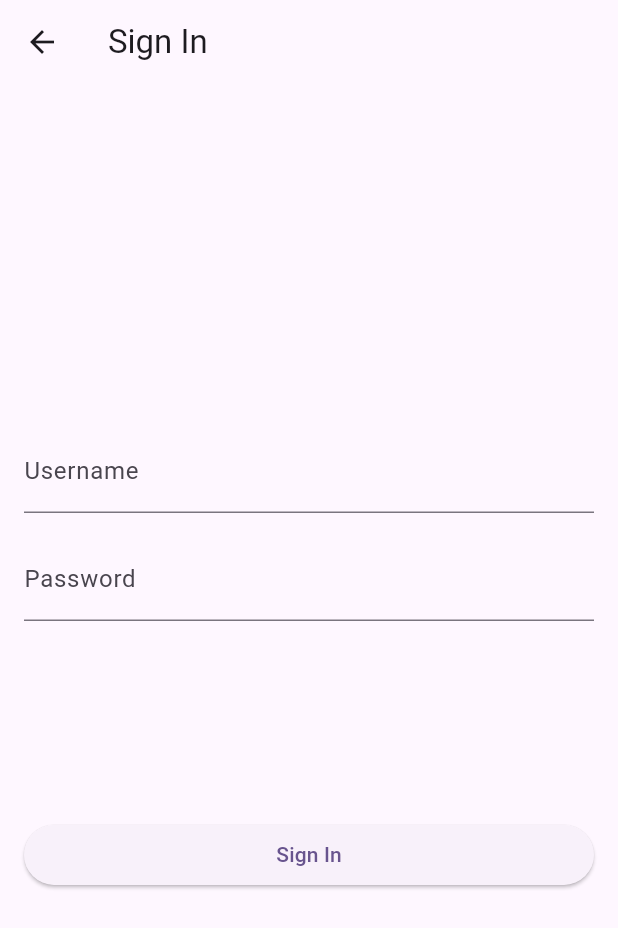
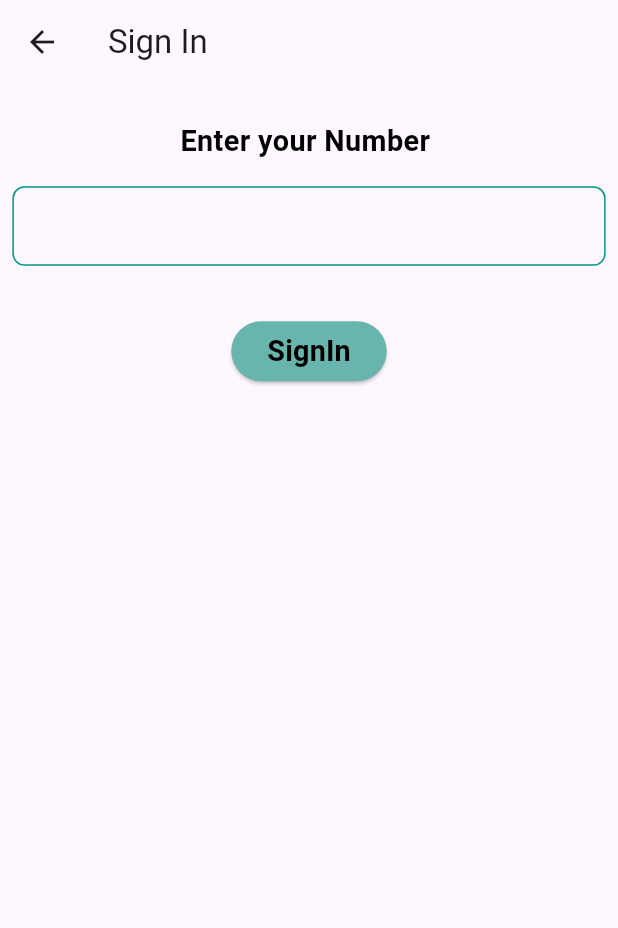
Before and after one commit to Alqdees/Captin_app, a Flutter app: the SignInScreen screen opened by its route, on a phone screen of 412 x 824 dp. Shown: the top 928 px of the screen. Run offline on Flutter 3.47's test engine with Material 2 defaults, Android fonts, the phone set to English and light mode, and no system bars; our stand-ins replace connectivity_plus, firebase_auth, firebase_core, firebase_database, firebase_messaging, shared_preferences and 1 more; accounts and stored records are empty.

Commit message:
start send sms to your number

```diff
--- a/lib/l10n/intl_en.arb
+++ b/lib/l10n/intl_en.arb
@@ -1,7 +1,11 @@
 {
     "name": "name :",
     "date": "date :",
-    "detail_screen" : "Detail Screen",
-    "confirm" : "Confirm",
-    "descriptionOTP" : "Enter the OTP sent to your phone number"
+    "detail_screen": "Detail Screen",
+    "confirm": "Confirm",
+    "descriptionOTP": "Enter the OTP sent to your phone number",
+    "getNumber": "Enter your Number ",
+    "Sign": "SignIn",
+    "enterNumber": "Enter your Number",
+    "ShortNumber": "The Number is short"
 }
--- a/lib/main.dart
+++ b/lib/main.dart
@@ -7,7 +7,6 @@ import 'package:notification_of_support/route/Detail_screen.dart';
 import 'package:notification_of_support/route/HomeScreen.dart';
 import 'package:notification_of_support/route/OtpScreen.dart';
 import 'package:notification_of_support/route/SignInScreen.dart';
-import 'package:notification_of_support/route/SplashScreen.dart';
 import 'package:provider/provider.dart';
 import 'package:sizer/sizer.dart';
 import 'firebase_options.dart';
@@ -64,7 +63,7 @@ class _MyAppState extends State<MyApp> {
             colorScheme: ColorScheme.fromSeed(seedColor: Colors.deepPurple),
             useMaterial3: true,
           ),
-          home:const OtpScreen(),
+          home:  SignInScreen(),
           navigatorKey: navigatorKey,
           routes: {
             DetailScreen.Route: (context) => const DetailScreen(),
--- a/lib/model_provider/provider.dart
+++ b/lib/model_provider/provider.dart
@@ -1,5 +1,6 @@
 import 'dart:async';
 import 'package:connectivity_plus/connectivity_plus.dart';
+import 'package:firebase_auth/firebase_auth.dart';
 import 'package:firebase_database/firebase_database.dart';
 import 'package:flutter/material.dart';
 import 'package:shared_preferences/shared_preferences.dart';
@@ -12,8 +13,10 @@ class ModelProvider extends ChangeNotifier {
   late DatabaseReference databaseReference;
   late SharedPreferences prefs;
 
- void getObj() async {
+
+  void getObj() async {
     prefs = await SharedPreferences.getInstance();
+
   }
 
   // List get us => users;
@@ -84,13 +87,32 @@ class ModelProvider extends ChangeNotifier {
     );
   }
 
-  bool? isLogged()  {
-
+  bool? isLogged() {
     return prefs.getBool('isLoggin');
   }
 
   Future<void> saveData() async {
-
     prefs.setBool('isLoggin', true);
   }
+
+  void sendSMS(String number) async {
+    // await auth?.signInWithPhoneNumber('+964${number.substring(1)}');
+
+    // await auth?.verifyPhoneNumber(
+    //   phoneNumber: '+964${number.substring(1)}',
+    //   verificationCompleted: (PhoneAuthCredential credential) {
+    //     print("____1____${credential.smsCode}");
+    //   },
+    //   verificationFailed: (FirebaseAuthException e) {
+    //     print("____${e.message}");
+    //   },
+    //   codeSent: (String verificationId, int? resendToken) {
+    //     print("____${verificationId}");
+    //   },
+    //   codeAutoRetrievalTimeout: (String verificationId) {
+    //     print("____${verificationId}");
+    //   },
+    // );
+    notifyListeners();
+  }
 }
--- a/lib/route/SignInScreen.dart
+++ b/lib/route/SignInScreen.dart
@@ -1,46 +1,124 @@
+import 'package:firebase_auth/firebase_auth.dart';
 import 'package:flutter/material.dart';
+import 'package:notification_of_support/model_provider/provider.dart';
+import 'package:provider/provider.dart';
 import 'package:sizer/sizer.dart';
+import '../generated/l10n.dart';
 
 class SignInScreen extends StatelessWidget {
   static const Route = '/SignInScreen';
+  final TextEditingController _otpController = TextEditingController();
+
+  FirebaseAuth? auth;
+  SignInScreen({super.key});
   @override
   Widget build(BuildContext context) {
-
+    auth = FirebaseAuth.instance;
+    auth?.setLanguageCode('en-US');
     return Scaffold(
       appBar: AppBar(
         title: const Text('Sign In'),
       ),
-      body: Center(
-        child: Padding(
-          padding: const EdgeInsets.all(16.0),
-          child: Column(
-            mainAxisAlignment: MainAxisAlignment.center,
-            crossAxisAlignment: CrossAxisAlignment.stretch,
-            children: [
-             const TextField(
-
-                decoration:  InputDecoration(
-                  labelText: 'Username',
+      body: Padding(
+        padding: EdgeInsets.all(1.h),
+        child: Column(
+          // crossAxisAlignment: CrossAxisAlignment.stretch,
+          children: [
+            SizedBox(
+              height: 2.h,
+            ),
+            Center(
+              child: Text(
+                S.of(context).getNumber,
+                style: TextStyle(
+                  fontSize: 14.sp,
+                  fontWeight: FontWeight.bold,
+                  color: Colors.black,
                 ),
               ),
-              const SizedBox(height: 16.0),
-             const TextField(
-
-                obscureText: true,
-                decoration:  InputDecoration(
-                  labelText: 'Password',
+            ),
+            SizedBox(
+              height: 2.h,
+            ),
+            TextField(
+              controller: _otpController,
+              keyboardType: TextInputType.number,
+              style: TextStyle(fontSize: 10.sp, fontWeight: FontWeight.bold),
+              textAlign: TextAlign.start,
+              decoration: InputDecoration(
+                enabledBorder: OutlineInputBorder(
+                  borderRadius: BorderRadius.circular(8.0),
+                  borderSide: const BorderSide(color: Colors.teal),
+                ),
+                focusedBorder: OutlineInputBorder(
+                  borderRadius: BorderRadius.circular(8.0),
+                  borderSide: const BorderSide(color: Colors.teal),
                 ),
               ),
-              SizedBox(height: 16.h),
-              ElevatedButton(
-                style: const ButtonStyle(),
-                onPressed: () {
+            ),
+            SizedBox(height: 4.h),
+            ElevatedButton(
+              onPressed: () async {
+                // Center(child: CircularProgressIndicator(
+                //   strokeWidth: 4,
+                // ));
+                // if (_otpController.text.isEmpty) {
+                //   ScaffoldMessenger.of(context).showSnackBar(
+                //     SnackBar(
+                //       content: Text(
+                //         S.of(context).enterNumber,
+                //       ),
+                //     ),
+                //   );
+                //   return;
+                // }
+                // if (_otpController.text.length < 11) {
+                //   ScaffoldMessenger.of(context).showSnackBar(
+                //       SnackBar(content: Text(S.of(context).ShortNumber)));
+                //   return;
+                // }
 
-                },
-                child: const Text('Sign In'),
+                ScaffoldMessenger.of(context).showSnackBar(
+                  const SnackBar(
+                    content: Text('Waiting Plaese... '),
+                    elevation: 8,
+                    duration: Duration(seconds: 2),
+                  ),
+                );
+                // context.read<ModelProvider>().sendSMS(_otpController.text);
+                Future.delayed(const Duration(seconds: 4), () async {
+                  await auth?.verifyPhoneNumber(
+                    phoneNumber: '+964${_otpController.text.substring(1)}',
+                    verificationCompleted: (PhoneAuthCredential credential) {
+                      print("____1____${credential.smsCode}");
+                    },
+                    verificationFailed: (FirebaseAuthException e) {
+                      print("____${e.message}");
+                    },
+                    codeSent: (String verificationId, int? resendToken) {
+                      print("verificationId_________${verificationId}");
+                    },
+                    codeAutoRetrievalTimeout: (String verificationId) {
+                      print("____${verificationId}");
+                    },
+                  );
+                });
+              },
+              child: Text(
+                S.of(context).Sign,
+                style: TextStyle(
+                  fontSize: 14.sp,
+                  fontWeight: FontWeight.bold,
+                  color: Colors.black,
+                  backgroundColor: Colors.transparent,
+                ),
               ),
-            ],
-          ),
+              style: ButtonStyle(
+                backgroundColor: MaterialStateProperty.all<Color>(
+                    const Color.fromARGB(255, 104, 181, 173)),
+              ),
+            ),
+          ],
         ),
       ),
     );
--- a/pubspec.yaml
+++ b/pubspec.yaml
@@ -19,6 +19,7 @@ dependencies:
   connectivity_plus: ^4.0.1
   shared_preferences: ^2.2.0
   google_fonts: ^5.1.0
+  firebase_auth: ^4.6.3
   # flutter_intl:
   #   enabled: true
 dev_dependencies:
```
Also changed, not shown: lib/route/OtpScreen.dart (+20 -34 lines), lib/generated/intl/messages_en.dart, lib/generated/l10n.dart, pubspec.lock, 1 other file.
